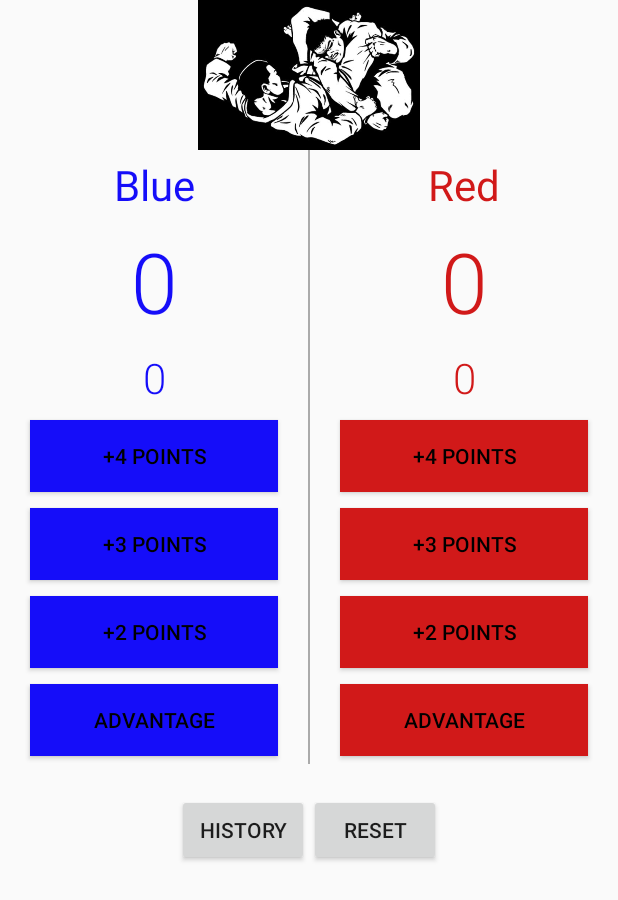
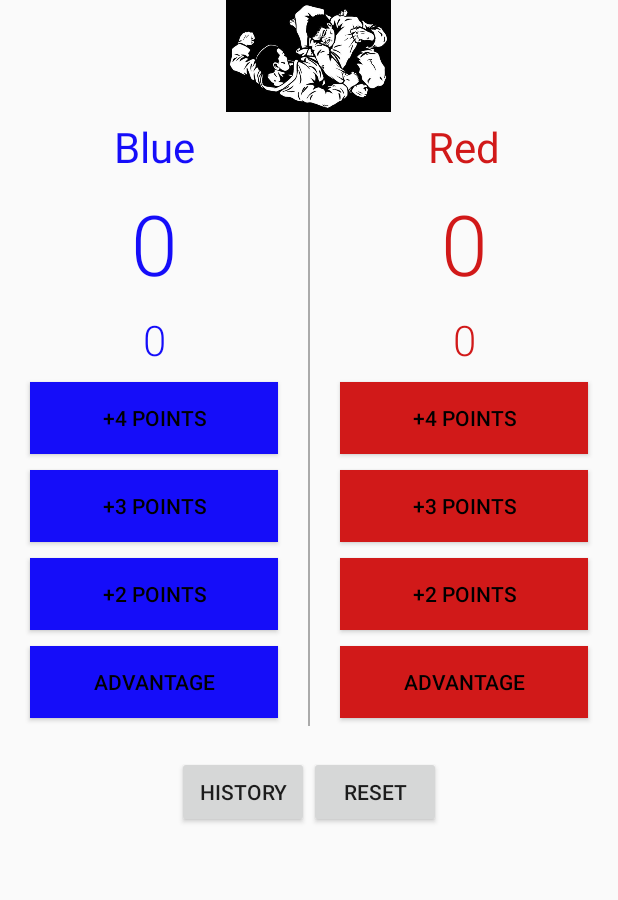
Before and after one commit to IvarsGoldingen/BjjscorekeeperV1.1, an Android app: the screen it shows after launch (MainActivity), on a phone screen of 412 x 824 dp. Shown: the top 900 px of the screen. Run offline under Robolectric (Android 15) with nearby library versions, the light colour scheme and no system bars.

Commit message:
Layout weight prolem

```diff
--- a/app/src/main/res/layout/activity_main.xml
+++ b/app/src/main/res/layout/activity_main.xml
@@ -10,15 +10,19 @@
         android:layout_height="wrap_content"
         android:orientation="vertical">
         <ImageView
-            android:layout_height="100dp"
-            android:layout_width="match_parent"
+            android:layout_weight="1"
+            android:adjustViewBounds="true"
+            android:layout_height="0dp"
+            android:layout_gravity="center"
+            android:layout_width="wrap_content"
             android:id="@+id/image"
             android:scaleType="fitCenter"
             android:src="@drawable/bjj2" />
         <LinearLayout
+            android:layout_weight="10"
             android:orientation="vertical"
             android:layout_width="match_parent"
-            android:layout_height="wrap_content">
+            android:layout_height="0dp">
             <LinearLayout
                 android:layout_width="match_parent"
                 android:layout_height="wrap_content"
```
